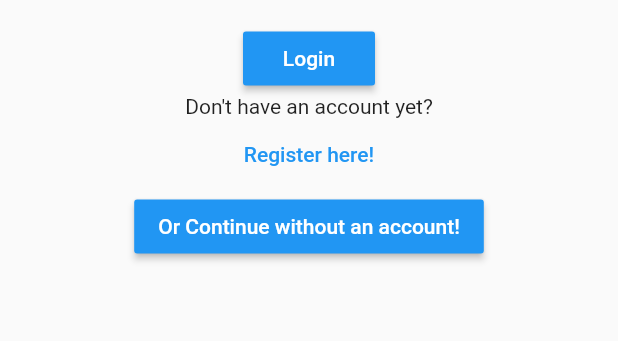
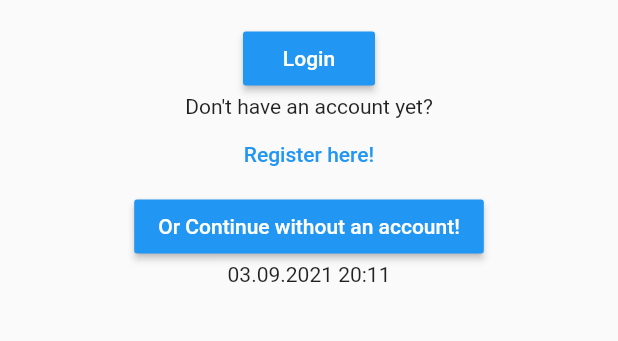
Before and after one commit to dan-r95/flutter-watchlist, a Flutter app: the screen it shows after launch, on a phone screen of 412 x 824 dp, the part 366-707 px from its top. Run offline on Flutter 3.47's test engine with Material 2 defaults, Android fonts, the phone set to English and light mode, and no system bars; our stand-ins replace cached_network_image, cloud_firestore, firebase_auth, firebase_core, firebase_database, flare_flutter and 6 more; missing offline and left inert: android_intent, autocomplete_textfield, cloud_firestore_web, firebase_auth_web, firebase_core_web, google_sign_in_web and 1 more; accounts and stored records are empty.

Commit message:
Build commit

```diff
--- /dev/null
+++ b/lib/build_info.dart
@@ -0,0 +1,2 @@
+const buildTime = "03.09.2021 20:11";
+const buildCommit = "xxx"
--- a/lib/login/login.dart
+++ b/lib/login/login.dart
@@ -6,6 +6,7 @@ import 'package:flutter_watchlist/common/snackbar.dart';
 import 'package:flutter_watchlist/movie_view/homepage.dart';
 import 'package:google_sign_in/google_sign_in.dart';
 import 'package:flutter_watchlist/common/tab_bloc.dart';
+import 'package:flutter_watchlist/build_info.dart';
 
 GoogleSignIn _googleSignIn = GoogleSignIn(
   scopes: <String>[
@@ -252,7 +253,8 @@ class _LoginPageState extends State<LoginPage> {
                                                   .addMessage(err.toString())))
                                   .catchError((err) =>
                                       (bloc.addMessage(err.toString())))
-                            })
+                            }),
+                    Text(buildTime),
                   ],
                 ),
               )));
```
